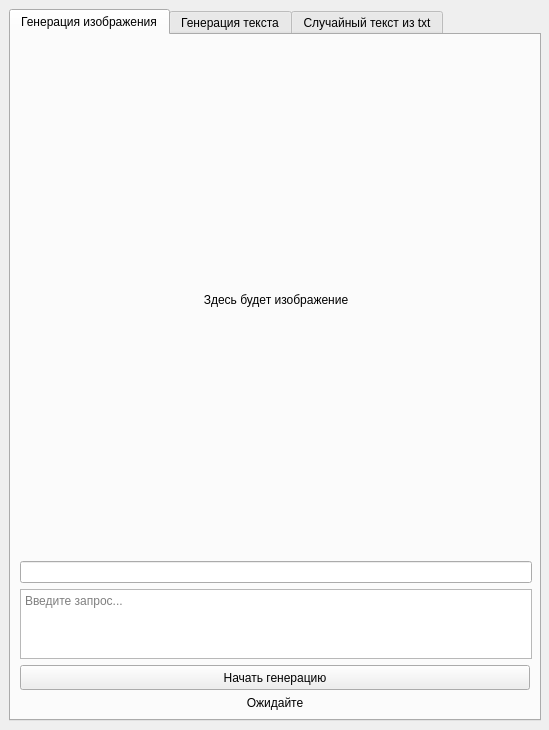
First picture: the form in MainWindow.ui, repository ConstructorI/Jokes_generator, before the edit.
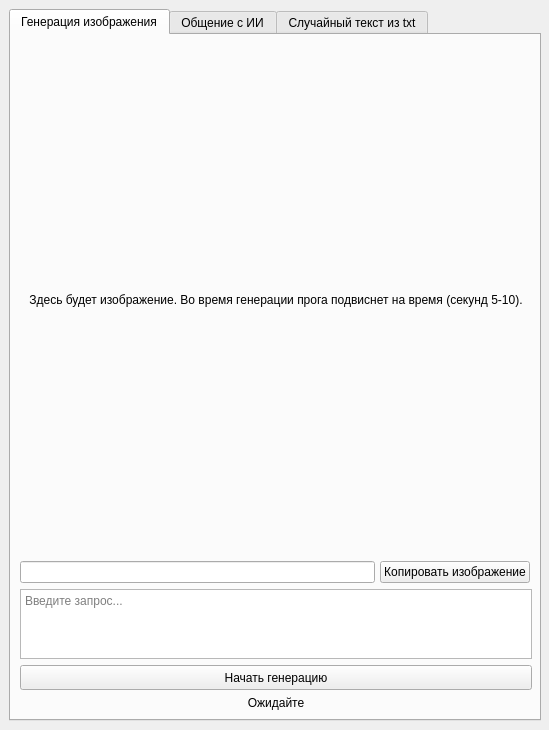
Second picture: the form after the edit.

The edit to the form file:
```diff
--- a/MainWindow.ui
+++ b/MainWindow.ui
@@ -70,7 +70,7 @@
            <item row="0" column="0">
             <widget class="QLabel" name="label">
              <property name="text">
-              <string>Здесь будет изображение</string>
+              <string>Здесь будет изображение. Во время генерации прога подвиснет на время (секунд 5-10).</string>
              </property>
              <property name="alignment">
               <set>Qt::AlignmentFlag::AlignCenter</set>
@@ -80,11 +80,16 @@
           </layout>
          </widget>
         </item>
+        <item>
+         <layout class="QHBoxLayout" name="horizontalLayout_3">
+          <property name="spacing">
+           <number>5</number>
+          </property>
         <item>
          <widget class="QLineEdit" name="lineEdit_2">
           <property name="minimumSize">
            <size>
-            <width>512</width>
+              <width>0</width>
             <height>0</height>
            </size>
           </property>
@@ -92,6 +97,21 @@
            <bool>true</bool>
           </property>
          </widget>
+          </item>
+          <item>
+           <widget class="QPushButton" name="pushButton_5">
+            <property name="sizePolicy">
+             <sizepolicy hsizetype="Fixed" vsizetype="Fixed">
+              <horstretch>0</horstretch>
+              <verstretch>0</verstretch>
+             </sizepolicy>
+            </property>
+            <property name="text">
+             <string>Копировать изображение</string>
+            </property>
+           </widget>
+          </item>
+         </layout>
         </item>
         <item>
          <widget class="QPlainTextEdit" name="plainTextEdit">
@@ -116,7 +136,7 @@
          <widget class="QPushButton" name="pushButton">
           <property name="minimumSize">
            <size>
-            <width>120</width>
+            <width>512</width>
             <height>25</height>
            </size>
           </property>
@@ -127,6 +147,12 @@
         </item>
         <item>
          <widget class="QLabel" name="label_2">
+          <property name="minimumSize">
+           <size>
+            <width>512</width>
+            <height>0</height>
+           </size>
+          </property>
           <property name="maximumSize">
            <size>
             <width>16777215</width>
@@ -145,7 +171,7 @@
       </widget>
       <widget class="QWidget" name="tab_2">
        <attribute name="title">
-        <string>Генерация текста</string>
+        <string>Общение с ИИ</string>
        </attribute>
        <layout class="QVBoxLayout" name="verticalLayout_2">
         <item>
```
Left out of the diff: 18 changed lines with no effect on the pictures. Lines whose indentation alone changed are shown as unchanged.
